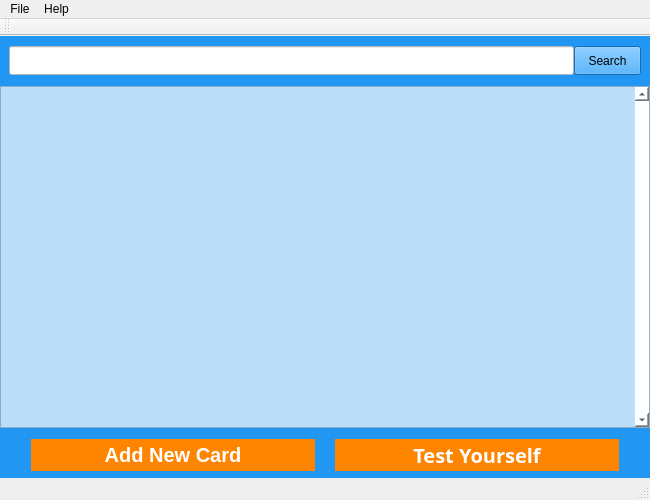
Old version of the form Source/mainwindow.ui in the repository duy0503/Flashcards-App-in-Qt.
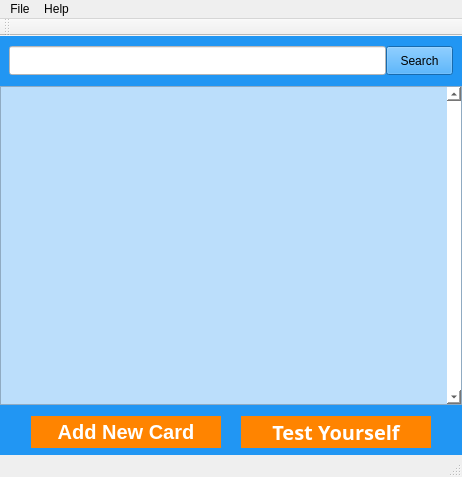
New version of the form.

What changed in the file:
```diff
--- a/Source/mainwindow.ui
+++ b/Source/mainwindow.ui
@@ -6,8 +6,8 @@
    <rect>
     <x>0</x>
     <y>0</y>
-    <width>650</width>
-    <height>500</height>
+    <width>462</width>
+    <height>477</height>
    </rect>
   </property>
   <property name="windowTitle">
@@ -125,6 +125,9 @@
 }</string>
       </property>
       <layout class="QHBoxLayout" name="horizontalLayout_2">
+       <property name="spacing">
+        <number>0</number>
+       </property>
        <property name="leftMargin">
         <number>0</number>
        </property>
@@ -156,8 +159,8 @@
            <rect>
             <x>0</x>
             <y>0</y>
-            <width>633</width>
-            <height>336</height>
+            <width>445</width>
+            <height>313</height>
            </rect>
           </property>
           <property name="minimumSize">
@@ -445,7 +448,7 @@
     <rect>
      <x>0</x>
      <y>0</y>
-     <width>650</width>
+     <width>462</width>
      <height>27</height>
     </rect>
    </property>
```
